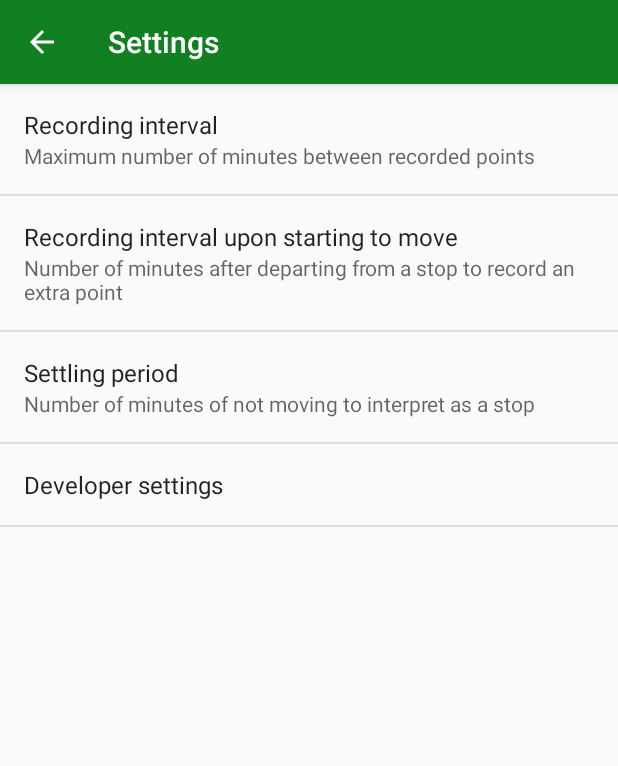
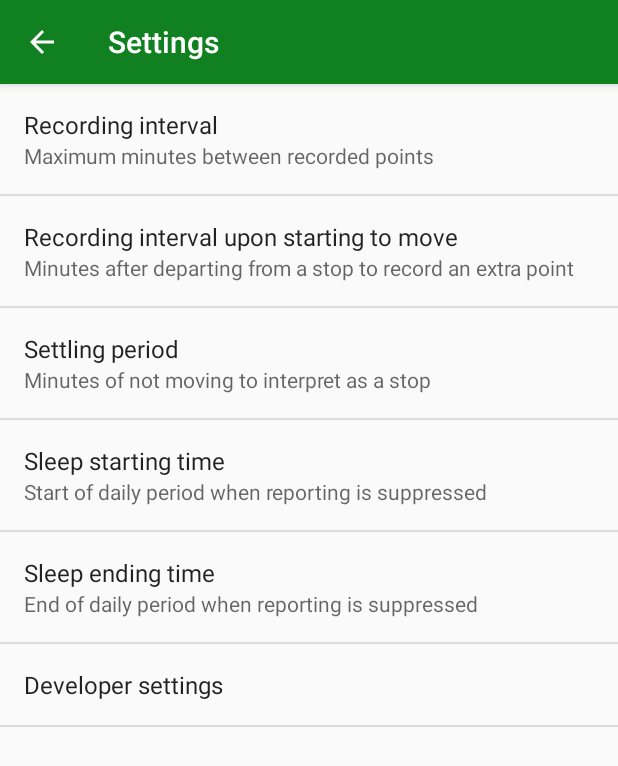
Before and after one commit to zestyping/fleetreporter, an Android app: the SettingsActivity screen opened directly, with no data from a screen before it, on a phone screen of 412 x 824 dp. Shown: the top 766 px of the screen. Run offline under Robolectric (Android 15) with nearby library versions, the phone set to English and light mode, and no system bars.

Commit message:
Add preferences to set a daily sleep period.

```diff
--- a/app/src/main/java/ca/zesty/fleetreporter/LocationService.java
+++ b/app/src/main/java/ca/zesty/fleetreporter/LocationService.java
@@ -311,6 +311,10 @@ public class LocationService extends BaseService implements PointListener {
             mLastTransmissionAttemptMillis = 0;
             mLastSmsSentMillis = null;
         }
+        if (Utils.isLocalTimeOfDayBetween(u.getPref(Prefs.SLEEP_START), u.getPref(Prefs.SLEEP_END))) {
+            Log.i(TAG, "Current time is within sleep period; not recording");
+            return;
+        }
         if (mPoint != null) {
             // If we've just transitioned between resting and moving, record the
             // point immediately; otherwise wait until we're next scheduled to record.
--- a/app/src/main/java/ca/zesty/fleetreporter/Prefs.java
+++ b/app/src/main/java/ca/zesty/fleetreporter/Prefs.java
@@ -10,4 +10,6 @@ public class Prefs {
     static final String SETTLING_PERIOD = "pref_settling_period";
     static final String SHOW_LOG = "pref_show_log";
     static final String RUNNING = "pref_running";
+    static final String SLEEP_START = "pref_sleep_start";
+    static final String SLEEP_END = "pref_sleep_end";
 }
--- a/app/src/main/res/xml/preferences.xml
+++ b/app/src/main/res/xml/preferences.xml
@@ -6,7 +6,7 @@
   <EditTextPreference
       android:key="pref_recording_interval"
       android:title="Recording interval"
-      android:summary="Maximum number of minutes between recorded points"
+      android:summary="Maximum minutes between recorded points"
       android:numeric="decimal"
       android:inputType="numberDecimal"
       android:defaultValue="10" />
@@ -14,7 +14,7 @@
   <EditTextPreference
       android:key="pref_recording_interval_after_go"
       android:title="Recording interval upon starting to move"
-      android:summary="Number of minutes after departing from a stop to record an extra point"
+      android:summary="Minutes after departing from a stop to record an extra point"
       android:numeric="decimal"
       android:inputType="numberDecimal"
       android:defaultValue="1" />
@@ -22,10 +22,20 @@
   <EditTextPreference
       android:key="pref_settling_period"
       android:title="Settling period"
-      android:summary="Number of minutes of not moving to interpret as a stop"
+      android:summary="Minutes of not moving to interpret as a stop"
       android:numeric="decimal"
       android:inputType="numberDecimal"
       android:defaultValue="2" />
+
+  <ca.zesty.fleetreporter.TimePreference
+      android:key="pref_sleep_start"
+      android:title="Sleep starting time"
+      android:summary="Start of daily period when reporting is suppressed" />
+
+  <ca.zesty.fleetreporter.TimePreference
+      android:key="pref_sleep_end"
+      android:title="Sleep ending time"
+      android:summary="End of daily period when reporting is suppressed" />
 
   <PreferenceScreen
     android:title="Developer settings">
```
Also changed, not shown: app/src/main/java/ca/zesty/fleetreporter/TimePreference.java (added, +58 -0 lines), app/src/main/java/ca/zesty/fleetreporter/Utils.java (+20 -0 lines).
